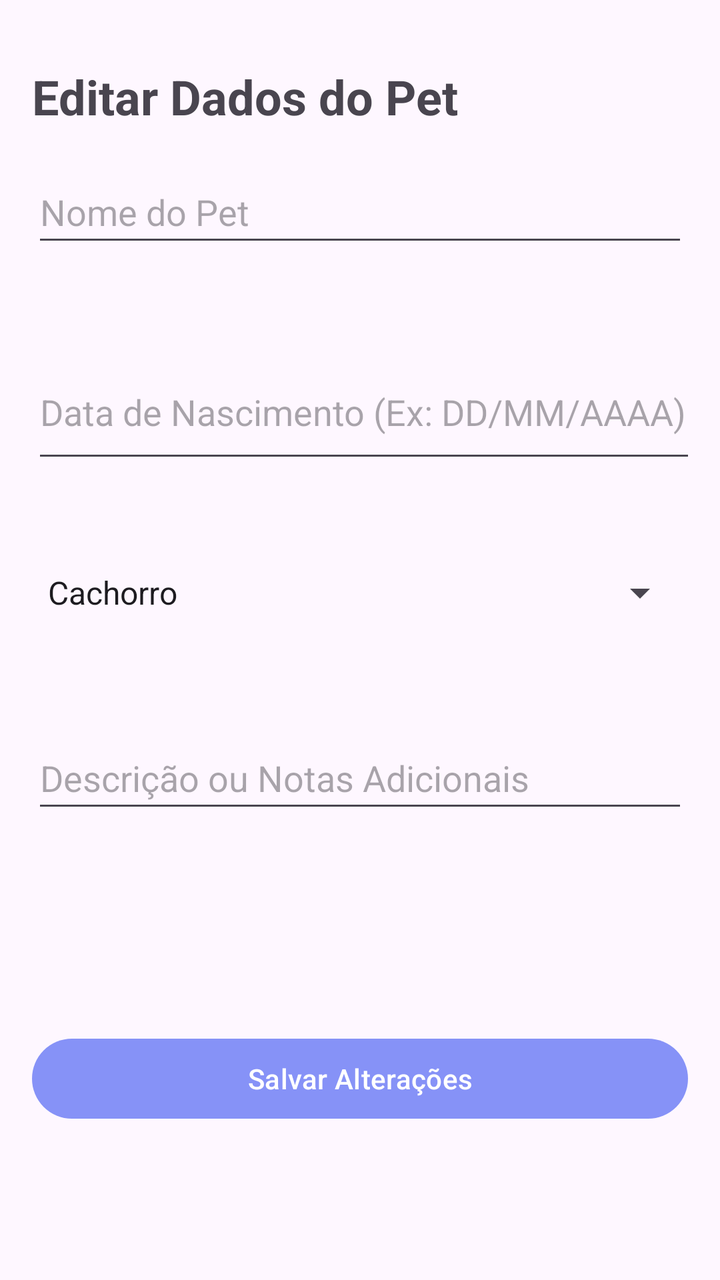
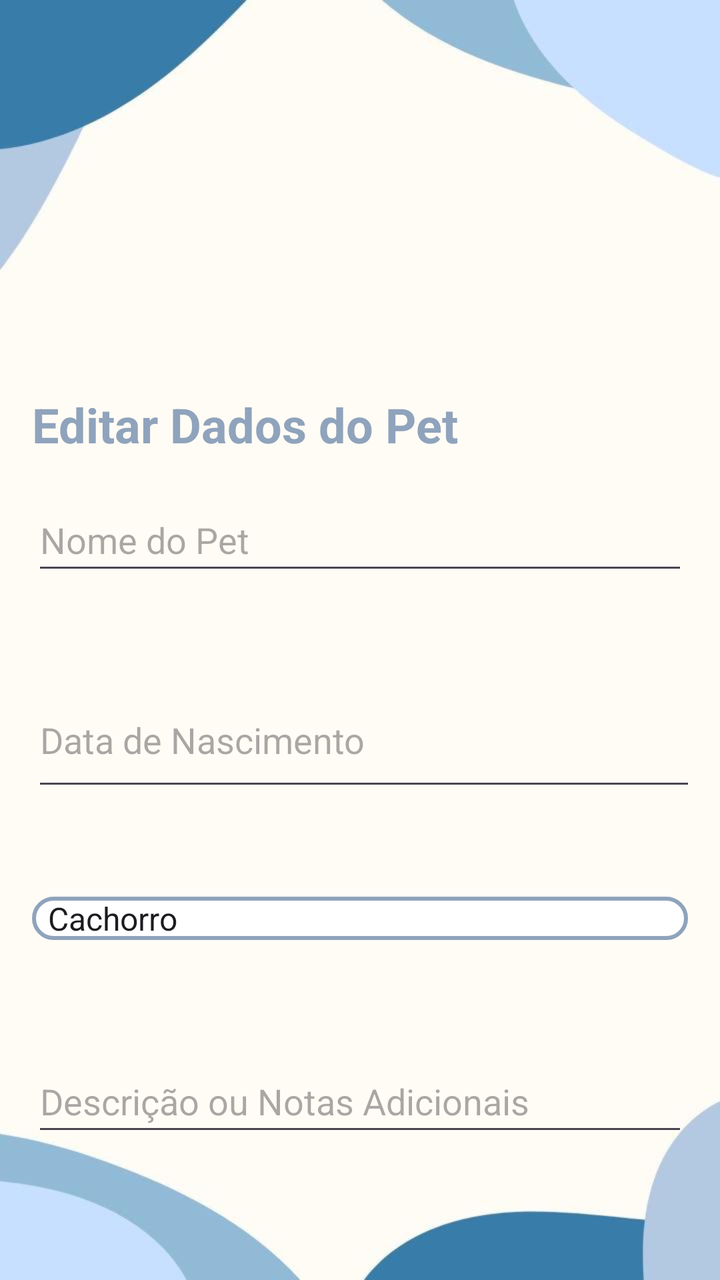

Two renders of the same Android screen: before a commit and after it. Below are the layout's source before the change and the commit's diff.
<!-- AndroidManifest.xml: application theme Theme.Peekaboo -->
<!-- res/layout/activity_edita_pet.xml -->
<?xml version="1.0" encoding="utf-8"?>
<androidx.constraintlayout.widget.ConstraintLayout xmlns:android="http://schemas.android.com/apk/res/android"
    xmlns:app="http://schemas.android.com/apk/res-auto"
    xmlns:tools="http://schemas.android.com/tools"
    android:id="@+id/main"
    android:layout_width="match_parent"
    android:layout_height="match_parent"
    android:padding="16dp"
    tools:context=".Activity_edita_pet">

    <TextView
        android:id="@+id/tv_title_edit"
        android:layout_width="match_parent"
        android:layout_height="wrap_content"
        android:layout_marginTop="16dp"
        android:layout_marginBottom="13dp"
        android:text="Editar Dados do Pet"
        android:textSize="24sp"
        android:textStyle="bold"
        app:layout_constraintBottom_toTopOf="@+id/edit_nome"
        app:layout_constraintTop_toTopOf="parent"
        tools:layout_editor_absoluteX="16dp" />

    <EditText
        android:id="@+id/edit_nome"
        android:layout_width="match_parent"
        android:layout_height="wrap_content"
        android:layout_marginTop="16dp"
        android:hint="Nome do Pet"
        android:inputType="textPersonName"
        android:minHeight="48dp"
        app:layout_constraintTop_toBottomOf="@id/tv_title_edit"
        tools:layout_editor_absoluteX="39dp" />

    <Spinner
        android:id="@+id/spinner_especie"
        android:layout_width="match_parent"
        android:layout_height="wrap_content"
        android:layout_marginTop="24dp"
        android:layout_marginBottom="30dp"
        android:entries="@array/pet_species_array"
        app:layout_constraintBottom_toTopOf="@+id/edit_descricao"
        app:layout_constraintTop_toBottomOf="@+id/edit_data_nasc"
        tools:layout_editor_absoluteX="3dp" />

    <EditText
        android:id="@+id/edit_data_nasc"
        android:layout_width="381dp"
        android:layout_height="64dp"
        android:layout_marginTop="44dp"
        android:layout_marginBottom="24dp"
        android:hint="Data de Nascimento (Ex: DD/MM/AAAA)"
        android:inputType="date"
        android:minHeight="48dp"
        app:layout_constraintBottom_toTopOf="@+id/spinner_especie"
        app:layout_constraintTop_toBottomOf="@+id/edit_nome"
        tools:layout_editor_absoluteX="-2dp" />

    <EditText
        android:id="@+id/edit_descricao"
        android:layout_width="match_parent"
        android:layout_height="wrap_content"
        android:layout_marginTop="25dp"
        android:layout_marginBottom="104dp"
        android:hint="Descrição ou Notas Adicionais"
        android:inputType="textMultiLine"
        android:minHeight="48dp"
        app:layout_constraintBottom_toTopOf="@+id/btn_salvar_edicao"
        app:layout_constraintTop_toBottomOf="@+id/spinner_especie"
        tools:layout_editor_absoluteX="3dp" />

    <Button
        android:id="@+id/btn_salvar_edicao"
        android:layout_width="match_parent"
        android:layout_height="wrap_content"
        android:layout_marginTop="104dp"
        android:text="Salvar Alterações"
        app:layout_constraintTop_toBottomOf="@id/edit_descricao"
        tools:layout_editor_absoluteX="-21dp" />

</androidx.constraintlayout.widget.ConstraintLayout>
<!-- resources referenced by this layout -->
<resources>
  <string-array name="pet_species_array">
              <item>Cachorro</item>
              <item>Gato</item>
              <item>Pássaro</item>
              <item>Peixe</item>
              <item>Outros</item>
          </string-array>
  <style name="Theme.Peekaboo" parent="Base.Theme.Peekaboo" />
  <style name="Base.Theme.Peekaboo" parent="Theme.Material3.DayNight.NoActionBar">
          <item name="colorPrimary">@color/lavender</item>
          <item name="colorPrimaryVariant">@color/lavender</item>
          <item name="colorOnPrimary">@color/white</item>
          <item name="colorSecondary">@color/teal_200</item>
          <item name="colorSecondaryVariant">@color/teal_700</item>
          <item name="colorOnSecondary">@color/black</item>
          
          <item name="android:statusBarColor">?attr/colorPrimaryVariant</item>
      </style>
  <color name="lavender">#8692f7</color>
  <color name="white">#FFFFFFFF</color>
  <color name="teal_200">#FF03DAC5</color>
  <color name="teal_700">#FF018786</color>
  <color name="black">#FF000000</color>
</resources>

<!-- the commit's change to res/layout/activity_edita_pet.xml (unified diff, before → after) -->
@@ -6,14 +6,16 @@
     android:layout_width="match_parent"
     android:layout_height="match_parent"
     android:padding="16dp"
+    android:background="@drawable/dois"
     tools:context=".Activity_edita_pet">
 
     <TextView
         android:id="@+id/tv_title_edit"
         android:layout_width="match_parent"
         android:layout_height="wrap_content"
-        android:layout_marginTop="16dp"
+        android:layout_marginTop="180dp"
         android:layout_marginBottom="13dp"
+        android:textColor="@color/gray"
         android:text="Editar Dados do Pet"
         android:textSize="24sp"
         android:textStyle="bold"
@@ -38,6 +40,7 @@
         android:layout_height="wrap_content"
         android:layout_marginTop="24dp"
         android:layout_marginBottom="30dp"
+        android:background="@drawable/gray_border"
         android:entries="@array/pet_species_array"
         app:layout_constraintBottom_toTopOf="@+id/edit_descricao"
         app:layout_constraintTop_toBottomOf="@+id/edit_data_nasc"
@@ -49,7 +52,7 @@
         android:layout_height="64dp"
         android:layout_marginTop="44dp"
         android:layout_marginBottom="24dp"
-        android:hint="Data de Nascimento (Ex: DD/MM/AAAA)"
+        android:hint="Data de Nascimento"
         android:inputType="date"
         android:minHeight="48dp"
         app:layout_constraintBottom_toTopOf="@+id/spinner_especie"
@@ -73,9 +76,9 @@
         android:id="@+id/btn_salvar_edicao"
         android:layout_width="match_parent"
         android:layout_height="wrap_content"
-        android:layout_marginTop="104dp"
+        android:layout_marginTop="56dp"
         android:text="Salvar Alterações"
         app:layout_constraintTop_toBottomOf="@id/edit_descricao"
-        tools:layout_editor_absoluteX="-21dp" />
+        tools:layout_editor_absoluteX="16dp" />
 
 </androidx.constraintlayout.widget.ConstraintLayout>
<!-- resource entries referenced after the edit -->
@@ -7,21 +7,37 @@
               <item>Peixe</item>
               <item>Outros</item>
           </string-array>
+  <color name="gray">#8FA3BC</color>
+  <!-- drawable dois: jpg bitmap (drawable, 13995 bytes) -->
+  <!-- drawable gray_border (drawable) -->
+  <?xml version="1.0" encoding="utf-8"?>
+  <shape xmlns:android="http://schemas.android.com/apk/res/android"
+      android:shape="rectangle">
+      <corners
+          android:radius="20dp"/>
+      <stroke
+          android:color="@color/gray"
+          android:width="2dp"/>
+      <solid
+          android:color="@color/white"/>
+  </shape>
   <style name="Theme.Peekaboo" parent="Base.Theme.Peekaboo" />
   <style name="Base.Theme.Peekaboo" parent="Theme.Material3.DayNight.NoActionBar">
-          <item name="colorPrimary">@color/lavender</item>
-          <item name="colorPrimaryVariant">@color/lavender</item>
+          <item name="colorPrimary">@color/blue</item>
+          <item name="colorPrimaryVariant">@color/blue</item>
           <item name="colorOnPrimary">@color/white</item>
-          <item name="colorSecondary">@color/teal_200</item>
-          <item name="colorSecondaryVariant">@color/teal_700</item>
-          <item name="colorOnSecondary">@color/black</item>
-          
+  
+          <item name="colorSecondary">@color/accent_orange</item>
+          <item name="colorSecondaryVariant">@color/accent_orange</item>
+          <item name="colorOnSecondary">@color/white</item>
+  
           <item name="android:statusBarColor">?attr/colorPrimaryVariant</item>
+  
+          <item name="android:windowBackground">@color/warm_gray</item>
       </style>
-  <color name="lavender">#8692f7</color>
+  <color name="blue">#133566</color>
+  <color name="accent_orange">#E06D28</color>
+  <color name="warm_gray">#F0F0F0</color>
   <color name="white">#FFFFFFFF</color>
-  <color name="teal_200">#FF03DAC5</color>
-  <color name="teal_700">#FF018786</color>
-  <color name="black">#FF000000</color>
 </resources>
 
